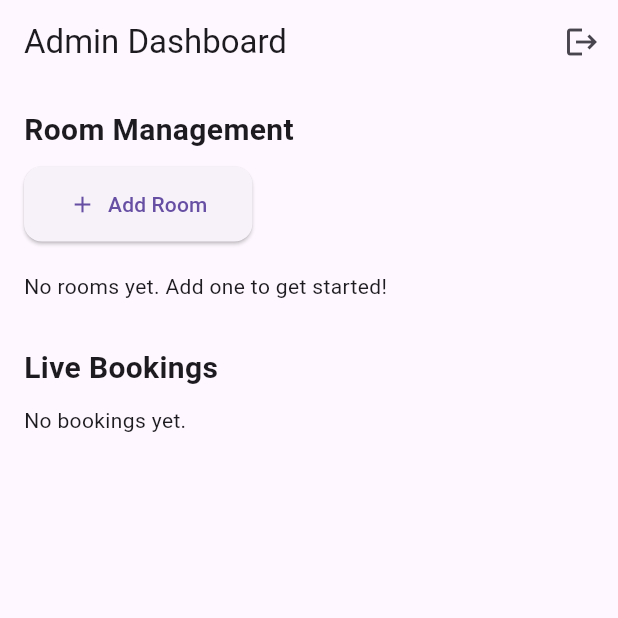
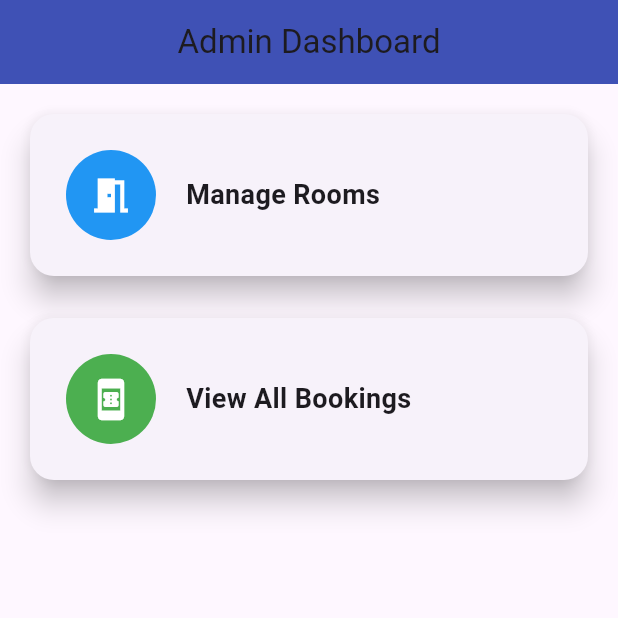
Before and after one commit to nethranekar-dev/meeting-room-booking-app, a Flutter app: the AdminDashboard screen opened directly, on a phone screen of 412 x 824 dp, the top half of it. Run offline on Flutter 3.47's test engine with Material 3 defaults, Android fonts, the phone set to English and light mode, and no system bars; our stand-ins replace cloud_firestore, firebase_auth, firebase_core; accounts and stored records are empty.

Commit message:
Upgraded admin dashboard to professional card-based UI with navigation

```diff
--- a/lib/screens/admin_dashboard.dart
+++ b/lib/screens/admin_dashboard.dart
@@ -1,189 +1,78 @@
 import 'package:flutter/material.dart';
 import 'package:cloud_firestore/cloud_firestore.dart';
-import 'package:firebase_auth/firebase_auth.dart';
-import 'login_screen.dart';
 
 class AdminDashboard extends StatelessWidget {
   const AdminDashboard({super.key});
 
   @override
   Widget build(BuildContext context) {
-    final roomsRef = FirebaseFirestore.instance.collection('rooms');
-    final bookingsRef = FirebaseFirestore.instance.collection('bookings');
-
     return Scaffold(
       appBar: AppBar(
         title: const Text("Admin Dashboard"),
-        actions: [
-          IconButton(
-            icon: const Icon(Icons.logout),
-            onPressed: () async {
-              await FirebaseAuth.instance.signOut();
-              if (!context.mounted) return;
-              Navigator.pushReplacement(
-                context,
-                MaterialPageRoute(builder: (_) => const LoginScreen()),
-              );
-            },
-          )
-        ],
+        centerTitle: true,
+        backgroundColor: Colors.indigo,
       ),
       body: Padding(
         padding: const EdgeInsets.all(16),
-        child: SingleChildScrollView(
         child: Column(
-            crossAxisAlignment: CrossAxisAlignment.start,
           children: [
-              const Text(
-                "Room Management",
-                style: TextStyle(fontSize: 20, fontWeight: FontWeight.bold),
-              ),
-              const SizedBox(height: 10),
-              ElevatedButton.icon(
-                icon: const Icon(Icons.add),
-                label: const Text("Add Room"),
-                onPressed: () {
-                  _showAddRoomDialog(context, roomsRef);
+            _buildCard(
+              context,
+              icon: Icons.meeting_room,
+              title: "Manage Rooms",
+              color: Colors.blue,
+              onTap: () {
+                Navigator.pushNamed(context, "/rooms");
               },
             ),
             const SizedBox(height: 20),
-              StreamBuilder<QuerySnapshot>(
-                stream: roomsRef.snapshots(),
-                builder: (context, snapshot) {
-                  if (!snapshot.hasData) {
-                    return const CircularProgressIndicator();
-                  }
-
-                  if (snapshot.data!.docs.isEmpty) {
-                    return const Text("No rooms yet. Add one to get started!");
-                  }
-
-                  return Column(
-                    children: snapshot.data!.docs.map((doc) {
-                      return Card(
-                        elevation: 3,
-                        margin: const EdgeInsets.symmetric(vertical: 8),
-                        child: ListTile(
-                          title: Text(doc['name']),
-                          trailing: IconButton(
-                            icon: const Icon(Icons.delete, color: Colors.red),
-                            onPressed: () {
-                              _showDeleteConfirmation(
+            _buildCard(
               context,
-                                () => roomsRef.doc(doc.id).delete(),
-                              );
+              icon: Icons.book_online,
+              title: "View All Bookings",
+              color: Colors.green,
+              onTap: () {
+                Navigator.pushNamed(context, "/bookings");
               },
+            ),
+          ],
         ),
       ),
     );
-                    }).toList(),
-                  );
-                },
-              ),
-              const SizedBox(height: 30),
-              const Text(
-                "Live Bookings",
-                style: TextStyle(fontSize: 20, fontWeight: FontWeight.bold),
-              ),
-              const SizedBox(height: 10),
-              StreamBuilder<QuerySnapshot>(
-                stream: bookingsRef.snapshots(),
-                builder: (context, snapshot) {
-                  if (!snapshot.hasData) {
-                    return const CircularProgressIndicator();
   }
 
-                  if (snapshot.data!.docs.isEmpty) {
-                    return const Text("No bookings yet.");
-                  }
-
-                  return Column(
-                    children: snapshot.data!.docs.map((doc) {
-                      final data = doc.data() as Map<String, dynamic>;
-                      return Card(
-                        elevation: 3,
-                        margin: const EdgeInsets.symmetric(vertical: 8),
-                        child: ListTile(
-                          title: Text(data['room'] ?? 'Unknown'),
-                          subtitle: Text(
-                            "${data['date'] ?? 'N/A'} | ${data['startTime'] ?? '--'} - ${data['endTime'] ?? '--'}",
+  Widget _buildCard(BuildContext context,
+      {required IconData icon,
+      required String title,
+      required Color color,
+      required VoidCallback onTap}) {
+    return InkWell(
+      onTap: onTap,
+      child: Card(
+        elevation: 8,
+        shape: RoundedRectangleBorder(
+          borderRadius: BorderRadius.circular(16),
         ),
-                          trailing: IconButton(
-                            icon: const Icon(Icons.delete, color: Colors.red),
-                            onPressed: () {
-                              _showDeleteConfirmation(
-                                context,
-                                () => bookingsRef.doc(doc.id).delete(),
-                              );
-                            },
+        child: Container(
+          padding: const EdgeInsets.all(24),
+          width: double.infinity,
+          child: Row(
+            children: [
+              CircleAvatar(
+                radius: 30,
+                backgroundColor: color,
+                child: Icon(icon, size: 30, color: Colors.white),
               ),
-                        ),
-                      );
-                    }).toList(),
-                  );
-                },
-              ),
+              const SizedBox(width: 20),
+              Text(
+                title,
+                style: const TextStyle(
+                    fontSize: 18, fontWeight: FontWeight.bold),
+              )
             ],
           ),
         ),
       ),
     );
   }
-
-  void _showAddRoomDialog(
-      BuildContext context, CollectionReference roomsRef) {
-    final controller = TextEditingController();
-
-    showDialog(
-      context: context,
-      builder: (_) => AlertDialog(
-        title: const Text("Add Room"),
-        content: TextField(
-          controller: controller,
-          decoration: const InputDecoration(labelText: "Room Name"),
-        ),
-        actions: [
-          TextButton(
-            onPressed: () => Navigator.pop(context),
-            child: const Text("Cancel"),
-          ),
-          ElevatedButton(
-            onPressed: () async {
-              if (controller.text.trim().isNotEmpty) {
-                await roomsRef.add({
-                  'name': controller.text.trim(),
-                  'createdAt': Timestamp.now(),
-                });
 }
-              if (context.mounted) Navigator.pop(context);
-            },
-            child: const Text("Add"),
-          )
-        ],
-      ),
-    );
-  }
-
-  void _showDeleteConfirmation(BuildContext context, VoidCallback onConfirm) {
-    showDialog(
-      context: context,
-      builder: (_) => AlertDialog(
-        title: const Text("Delete"),
-        content: const Text("Are you sure?"),
-        actions: [
-          TextButton(
-            onPressed: () => Navigator.pop(context),
-            child: const Text("Cancel"),
-          ),
-          ElevatedButton(
-            onPressed: () {
-              onConfirm();
-              Navigator.pop(context);
-            },
-            child: const Text("Delete"),
-          )
-        ],
-      ),
-    );
-  }
-}
```
Lines whose indentation alone changed are shown as unchanged.
